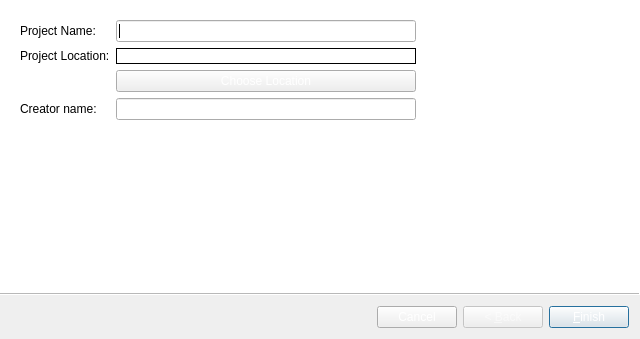
Before: the Qt Designer form RTIe/RTIe_builder/project_Wizard.ui in Super-SaiyanSandwich/ECMM427, drawn with Qt 5.
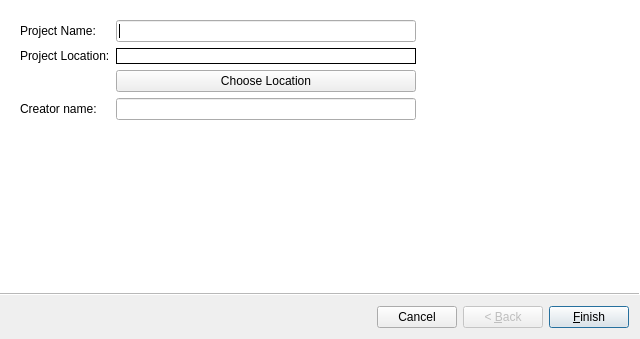
After: the same form once the commit is applied.

```diff
--- a/RTIe/RTIe_builder/project_Wizard.ui
+++ b/RTIe/RTIe_builder/project_Wizard.ui
@@ -13,43 +13,6 @@
     <height>339</height>
    </rect>
   </property>
-  <property name="palette">
-   <palette>
-    <active>
-     <colorrole role="ButtonText">
-      <brush brushstyle="SolidPattern">
-       <color alpha="255">
-        <red>255</red>
-        <green>255</green>
-        <blue>255</blue>
-       </color>
-      </brush>
-     </colorrole>
-    </active>
-    <inactive>
-     <colorrole role="ButtonText">
-      <brush brushstyle="SolidPattern">
-       <color alpha="255">
-        <red>255</red>
-        <green>255</green>
-        <blue>255</blue>
-       </color>
-      </brush>
-     </colorrole>
-    </inactive>
-    <disabled>
-     <colorrole role="ButtonText">
-      <brush brushstyle="SolidPattern">
-       <color alpha="127">
-        <red>255</red>
-        <green>255</green>
-        <blue>255</blue>
-       </color>
-      </brush>
-     </colorrole>
-    </disabled>
-   </palette>
-  </property>
   <property name="windowTitle">
    <string>Project Creation Wizard</string>
   </property>
@@ -375,97 +338,6 @@
            <verstretch>0</verstretch>
           </sizepolicy>
          </property>
-         <property name="palette">
-          <palette>
-           <active>
-            <colorrole role="WindowText">
-             <brush brushstyle="SolidPattern">
-              <color alpha="255">
-               <red>0</red>
-               <green>0</green>
-               <blue>0</blue>
-              </color>
-             </brush>
-            </colorrole>
-            <colorrole role="Text">
-             <brush brushstyle="SolidPattern">
-              <color alpha="255">
-               <red>0</red>
-               <green>0</green>
-               <blue>0</blue>
-              </color>
-             </brush>
-            </colorrole>
-            <colorrole role="PlaceholderText">
-             <brush brushstyle="SolidPattern">
-              <color alpha="128">
-               <red>0</red>
-               <green>0</green>
-               <blue>0</blue>
-              </color>
-             </brush>
-            </colorrole>
-           </active>
-           <inactive>
-            <colorrole role="WindowText">
-             <brush brushstyle="SolidPattern">
-              <color alpha="255">
-               <red>0</red>
-               <green>0</green>
-               <blue>0</blue>
-              </color>
-             </brush>
-            </colorrole>
-            <colorrole role="Text">
-             <brush brushstyle="SolidPattern">
-              <color alpha="255">
-               <red>0</red>
-               <green>0</green>
-               <blue>0</blue>
-              </color>
-             </brush>
-            </colorrole>
-            <colorrole role="PlaceholderText">
-             <brush brushstyle="SolidPattern">
-              <color alpha="128">
-               <red>0</red>
-               <green>0</green>
-               <blue>0</blue>
-              </color>
-             </brush>
-            </colorrole>
-           </inactive>
-           <disabled>
-            <colorrole role="WindowText">
-             <brush brushstyle="SolidPattern">
-              <color alpha="127">
-               <red>255</red>
-               <green>255</green>
-               <blue>255</blue>
-              </color>
-             </brush>
-            </colorrole>
-            <colorrole role="Text">
-             <brush brushstyle="SolidPattern">
-              <color alpha="127">
-               <red>255</red>
-               <green>255</green>
-               <blue>255</blue>
-              </color>
-             </brush>
-            </colorrole>
-            <colorrole role="PlaceholderText">
-             <brush brushstyle="SolidPattern">
-              <color alpha="128">
-               <red>231</red>
-               <green>231</green>
-               <blue>231</blue>
-              </color>
-             </brush>
-            </colorrole>
-           </disabled>
-          </palette>
-         </property>
          <property name="text">
           <string>Choose Location</string>
          </property>
```
Left out of the diff: 564 changed lines with no effect on the pictures.
